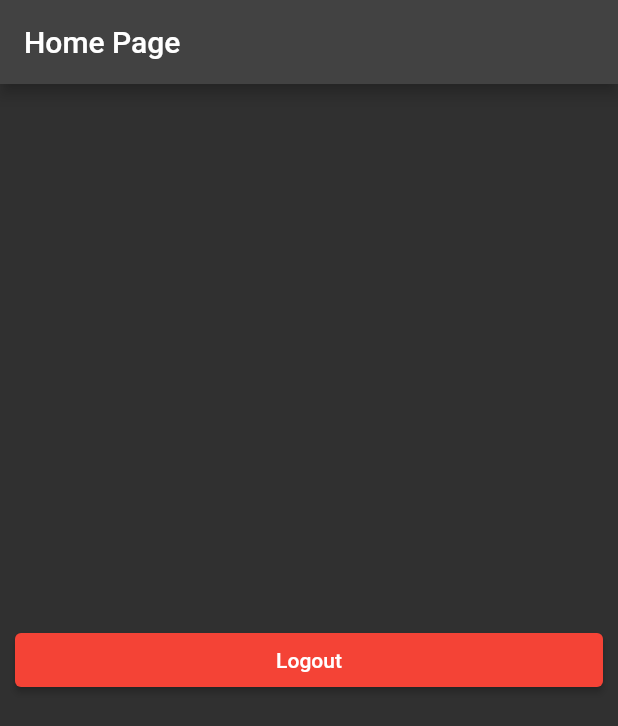
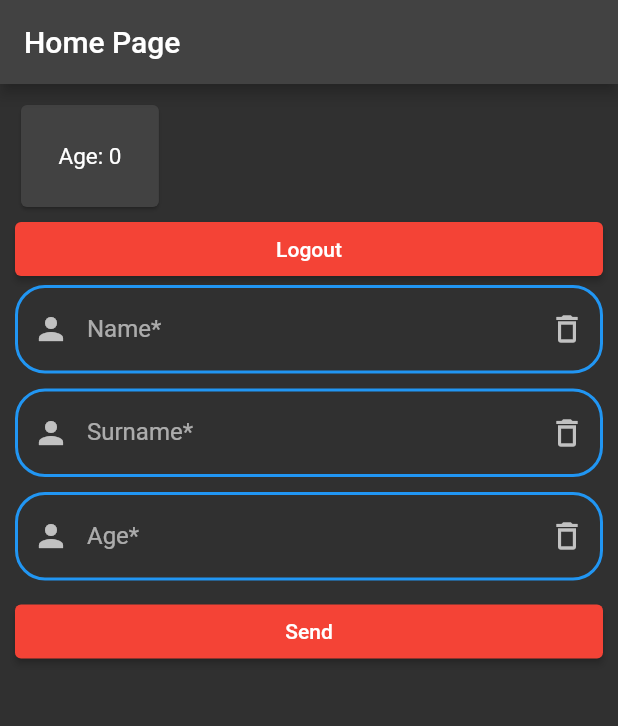
Before and after one commit to Sidius/Firebase_flutter, a Flutter app: the screen it shows once a user with an empty profile is signed in, on a phone screen of 412 x 824 dp. Shown: the top 726 px of the screen. Run offline on Flutter 3.47's test engine with Material 2 defaults, Android fonts, the phone set to English and light mode, and no system bars; our stand-ins replace cloud_firestore, firebase_auth, firebase_core; accounts and stored records are empty; generated files the repository leaves out were written again.

Commit message:
add: user model, firestore, unit values, storage_form_widget.dart

```diff
--- /dev/null
+++ b/lib/models/user.dart
@@ -0,0 +1,19 @@
+class User {
+  final String? name;
+  final String? surname;
+  final int? age;
+
+  User({required this.name, required this.surname, required this.age});
+
+  Map<String, dynamic> toJson() => {
+    'name': name,
+    'surname': surname,
+    'age': age,
+  };
+
+  static User fromJson(Map<String, dynamic> json) => User(
+    name: json['name'],
+    surname: json['surname'],
+    age: json['age'],
+  );
+}
--- a/lib/pages/home_page.dart
+++ b/lib/pages/home_page.dart
@@ -1,14 +1,20 @@
-import 'package:firebase/generated/l10n.dart';
+import 'package:cloud_firestore/cloud_firestore.dart';
 import 'package:firebase/pages/login_page.dart';
+import 'package:firebase/units/unit_values.dart';
 import 'package:firebase/widgets/card_attribute_widget.dart';
+import 'package:firebase/widgets/storage_form_widget.dart';
 import 'package:firebase_auth/firebase_auth.dart';
 import 'package:flutter/material.dart';
 import 'package:flutter_gen/gen_l10n/app_localizations.dart';
+import 'package:firebase/models/user.dart' as custom;
 
 class HomePage extends StatelessWidget {
   final user = FirebaseAuth.instance.currentUser;
+  late DocumentReference docUser;
 
-  HomePage({Key? key}) : super(key: key);
+  HomePage({Key? key}) : super(key: key) {
+    docUser = FirebaseFirestore.instance.collection(UnitValues.collectionRecName).doc(user!.uid);
+  }
 
   @override
   Widget build(BuildContext context) {
@@ -19,16 +25,60 @@ class HomePage extends StatelessWidget {
       );
     }
 
+    //docUser.set(custom.User(name: null, surname: null, age: null).toJson());
+
+    final Widget userInfoWidget = StreamBuilder<DocumentSnapshot>(
+      stream: docUser.snapshots(),
+      builder: (context, snapshot) {
+        if (snapshot.hasError) {
+          return SizedBox();
+        }
+
+        if (snapshot.hasData) {
+          final data = snapshot.data!.data();
+          if (data == null) {
+            return SizedBox();
+          }
+          final user = custom.User.fromJson(data as Map<String, dynamic>);
+
+          return SingleChildScrollView(
+            scrollDirection: Axis.horizontal,
+            child: Row(
+              children: [
+                CardAttribute(
+                  attrName: AppLocalizations.of(context)!.name_title,
+                  attrValue: user.name,
+                ),
+                CardAttribute(
+                  attrName: AppLocalizations.of(context)!.surname_title,
+                  attrValue: user.surname,
+                ),
+                CardAttribute(
+                  attrName: AppLocalizations.of(context)!.age_title,
+                  attrValue: (user.age != null) ? user.age.toString() : null,
+                ),
+              ],
+            ),
+          );
+        }
+        return Center(
+          child: CircularProgressIndicator(),
+        );
+      },
+    );
+
     return Scaffold(
       appBar: AppBar(
         title: Text(AppLocalizations.of(context)!.home_page),
+        centerTitle: UnitValues.appBar['centerTitle'],
       ),
       body: Padding(
         padding: EdgeInsets.all(10),
+        child: SingleChildScrollView(
           child: Center(
             child: Column(
               crossAxisAlignment: CrossAxisAlignment.stretch,
-            mainAxisAlignment: MainAxisAlignment.center,
+              mainAxisAlignment: MainAxisAlignment.start,
               children: [
                 CardAttribute(
                   attrName: AppLocalizations.of(context)!.email_title,
@@ -42,6 +92,7 @@ class HomePage extends StatelessWidget {
                   attrName: AppLocalizations.of(context)!.id_title,
                   attrValue: user!.uid,
                 ),
+                userInfoWidget,
                 ElevatedButton(
                   style: ButtonStyle(
                     backgroundColor: MaterialStateProperty.all(Colors.red),
@@ -53,7 +104,12 @@ class HomePage extends StatelessWidget {
                     ),
                   )
                 ),
+                StorageForm(
+                  user: user,
+                  docUser: docUser,
+                ),
               ],
+            ),
           ),
         ),
       ),
--- a/lib/pages/login_page.dart
+++ b/lib/pages/login_page.dart
@@ -1,4 +1,4 @@
-import 'package:firebase/pages/home_page.dart';
+import 'package:firebase/units/unit_values.dart';
 import 'package:firebase/widgets/input_widget.dart';
 import 'package:firebase_auth/firebase_auth.dart';
 import 'package:flutter/material.dart';
@@ -30,6 +30,7 @@ class _LoginPageState extends State<LoginPage> {
     return Scaffold(
       appBar: AppBar(
         title: Text(AppLocalizations.of(context)!.login_form_title),
+        centerTitle: UnitValues.appBar['centerTitle'],
       ),
       body: Container(
         padding: EdgeInsets.all(30),
@@ -41,7 +42,7 @@ class _LoginPageState extends State<LoginPage> {
                 textEditingController: _loginController,
                 labelText: AppLocalizations.of(context)!.login_label_text,
                 hintText: AppLocalizations.of(context)!.login_hint_text,
-                iconData: Icons.person,
+                iconData: Icons.email,
                 validator: _validateEmail,
               ),
               const SizedBox(height: 10),
@@ -63,11 +64,11 @@ class _LoginPageState extends State<LoginPage> {
                   style: TextStyle(
                       color: Colors.white
                   ),
-                )
+                ),
               ),
             ],
           ),
-        )
+        ),
       ),
     );
   }
--- /dev/null
+++ b/lib/units/unit_values.dart
@@ -0,0 +1,6 @@
+class UnitValues {
+  static const appBar = {
+    'centerTitle': false,
+  };
+  static const String collectionRecName = 'users';
+}
--- /dev/null
+++ b/lib/widgets/storage_form_widget.dart
@@ -0,0 +1,146 @@
+import 'package:cloud_firestore/cloud_firestore.dart';
+import 'package:firebase/widgets/input_widget.dart';
+import 'package:firebase_auth/firebase_auth.dart';
+import 'package:flutter/material.dart';
+import 'package:flutter_gen/gen_l10n/app_localizations.dart';
+import 'package:firebase/models/user.dart' as custom;
+
+class StorageForm extends StatefulWidget {
+  final User? user;
+  final DocumentReference docUser;
+
+  const StorageForm({Key? key, required this.user, required this.docUser}) : super(key: key);
+
+  @override
+  State<StorageForm> createState() => _StorageFormState();
+}
+
+class _StorageFormState extends State<StorageForm> {
+
+  final _formKey = GlobalKey<FormState>();
+
+  final _nameController = TextEditingController();
+  final _surnameController = TextEditingController();
+  final _ageController = TextEditingController();
+
+  @override
+  void dispose() {
+    _nameController.dispose();
+    _surnameController.dispose();
+    _ageController.dispose();
+    super.dispose();
+  }
+
+  @override
+  Widget build(BuildContext context) {
+    return Form(
+      key: _formKey,
+      child: Column(
+        crossAxisAlignment: CrossAxisAlignment.stretch,
+        children: [
+          InputWidget(
+            textEditingController: _nameController,
+            labelText: AppLocalizations.of(context)!.name_label_text,
+            hintText: AppLocalizations.of(context)!.name_hint_text,
+            iconData: Icons.person,
+            validator: _validateName,
+          ),
+          const SizedBox(height: 10),
+          InputWidget(
+            textEditingController: _surnameController,
+            labelText: AppLocalizations.of(context)!.surname_label_text,
+            hintText: AppLocalizations.of(context)!.surname_hint_text,
+            iconData: Icons.person,
+            validator: _validateSurname,
+          ),
+          const SizedBox(height: 10),
+          InputWidget(
+            textEditingController: _ageController,
+            labelText: AppLocalizations.of(context)!.age_label_text,
+            hintText: AppLocalizations.of(context)!.age_hint_text,
+            iconData: Icons.person,
+            validator: _validateSurname,
+            keyboardType: TextInputType.number,
+          ),
+          const SizedBox(height: 10),
+          ElevatedButton(
+            style: ButtonStyle(
+              backgroundColor: MaterialStateProperty.all(Colors.red),
+            ),
+            onPressed: _submitForm,
+            child: Text(AppLocalizations.of(context)!.send,
+              style: TextStyle(
+                  color: Colors.white
+              ),
+            ),
+          ),
+        ],
+      ),
+    );
+  }
+
+  Future _submitForm() async {
+    if (_formKey.currentState!.validate()) {
+      _formKey.currentState!.save();
+      print('Form is valid');
+      print('Name: ${_nameController.text}');
+      print('Surname: ${_surnameController.text}');
+      print('Age: ${_ageController.text}');
+
+      // final json = {
+      //   'name': _nameController.text.trim(),
+      //   'surname': _surnameController.text.trim(),
+      //   'age': int.parse(_ageController.text.trim()),
+      // };
+
+      final customUser = custom.User(
+        name: _nameController.text.trim(),
+        surname: _surnameController.text.trim(),
+        age: int.parse(_ageController.text.trim()),
+      );
+
+      final json = customUser.toJson();
+
+      await widget.docUser.set(json);
+
+      // Navigator.push(context,
+      //   MaterialPageRoute(
+      //     builder: (context) => const HomePage(),
+      //   ),
+      // );
+    } else {
+      _showMessage(AppLocalizations.of(context)!.form_is_not_valid);
+    }
+  }
+
+  void _showMessage(String message) {
+    ScaffoldMessenger.of(context).showSnackBar(
+      SnackBar(
+        duration: Duration(seconds: 5),
+        backgroundColor: Colors.red,
+        content: Text(message,
+          textAlign: TextAlign.center,
+          style: TextStyle(
+              color: Colors.black,
+              fontWeight: FontWeight.w600,
+              fontSize: 18.0
+          ),
+        ),
+      ),
+    );
+  }
+
+  String? _validateName(String? value) {
+    if (value!.isEmpty) {
+      return AppLocalizations.of(context)!.name_is_required_message;
+    }
+    return null;
+  }
+
+  String? _validateSurname(String? value) {
+    if (value!.isEmpty) {
+      return AppLocalizations.of(context)!.surname_is_required_message;
+    }
+    return null;
+  }
+}
```
Lines whose indentation alone changed are shown as unchanged.
